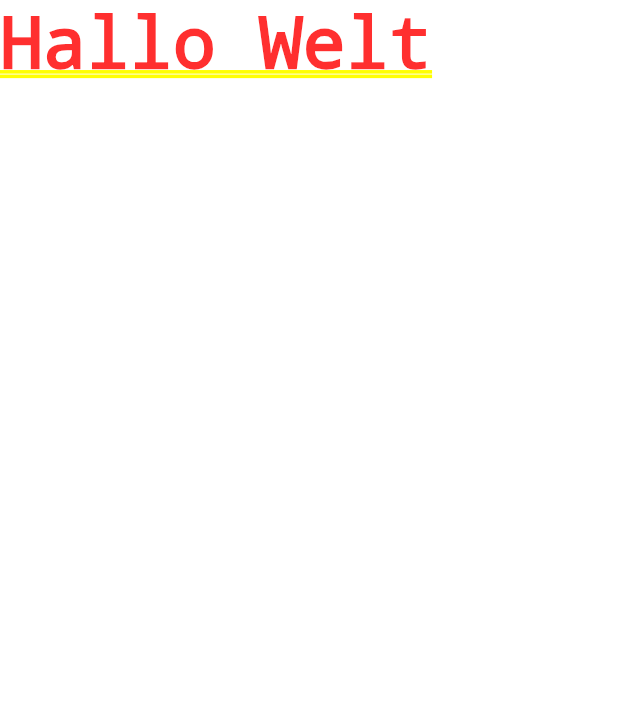
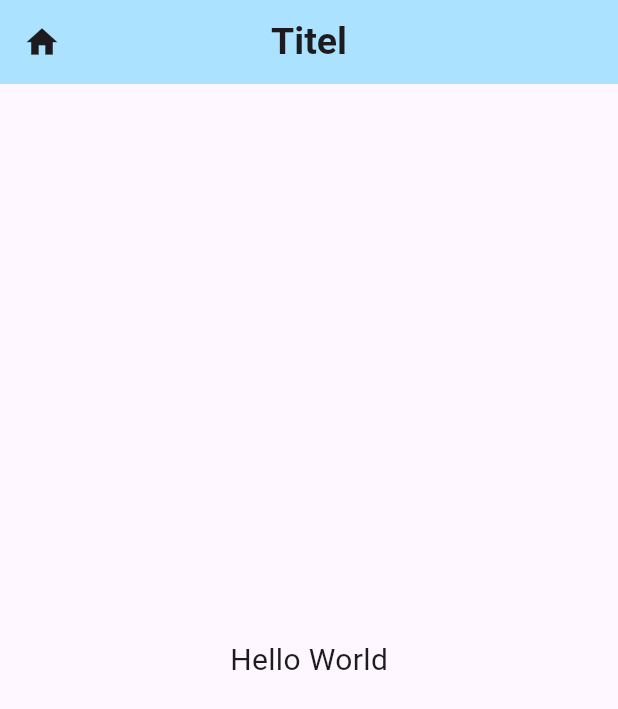
Before and after one commit to Tetoji/Flutter-Udemy-Course, a Flutter app: the screen it shows after launch, on a phone screen of 412 x 824 dp. Shown: the top 709 px of the screen. Run offline on Flutter 3.47's test engine with Material 3 defaults, Android fonts, the phone set to English and light mode, and no system bars; drawn by our look-alikes of auto_size_text.

Commit message:
New Hello word

```diff
--- a/udemy_app/lib/main.dart
+++ b/udemy_app/lib/main.dart
@@ -1,12 +1,16 @@
 import 'package:flutter/material.dart';
+import 'package:udemy_app/widgets_examples_page.dart';
 
 void main() {
-  runApp(MyApp());
+  runApp(const MyApp());
 }
 
 class MyApp extends StatelessWidget {
+  const MyApp({Key? key}) : super(key: key);
+
   @override
   Widget build(BuildContext context) {
-    return MaterialApp(home: Text('Hallo Welt'));
+    return const MaterialApp(
+        debugShowCheckedModeBanner: false, home: WidgetsExamplesPage());
   }
 }
--- /dev/null
+++ b/udemy_app/lib/widgets_examples_page.dart
@@ -0,0 +1,31 @@
+import 'package:flutter/material.dart';
+import 'package:auto_size_text/auto_size_text.dart';
+
+class WidgetsExamplesPage extends StatelessWidget {
+  const WidgetsExamplesPage({super.key});
+
+  @override
+  Widget build(BuildContext context) {
+    return Scaffold(
+      appBar: AppBar(
+        leading: const Icon(
+          Icons.home,
+          size: 25.0,
+        ),
+        centerTitle: true,
+        title: const AutoSizeText(
+          "Titel",
+          style: TextStyle(fontWeight: FontWeight.w700),
+          minFontSize: 25.0,
+        ),
+        backgroundColor: const Color.fromRGBO(171, 226, 255, 60),
+      ),
+      body: const Center(
+        child: AutoSizeText(
+          "Hello World",
+          minFontSize: 20.0,
+        ),
+      ),
+    );
+  }
+}
--- a/udemy_app/pubspec.yaml
+++ b/udemy_app/pubspec.yaml
@@ -35,6 +35,8 @@ dependencies:
   # The following adds the Cupertino Icons font to your application.
   # Use with the CupertinoIcons class for iOS style icons.
   cupertino_icons: ^1.0.2
+  auto_size_text: ^3.0.0
+
 
 dev_dependencies:
   flutter_test:
```
Also changed, not shown: udemy_app/pubspec.lock.
